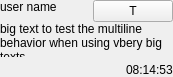
Qt form src/Common/gui/ChatMessagePanel.ui (elieserdejesus/JamTaba) before a commit.
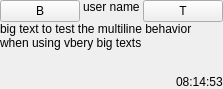
The same form after that commit.

Commit message:
Chat mute feature (#385) fix #306
* Adding the chat mute feature in NinjamController class

* Adding the 'block' tutton in the chat messages

* Blocking chat messages when block button is clicked in a message

* blocking users until Jamtaba is closed

* Disabling block for bots and for yourself

* Implementing context menu for block and unblock

* Feedback when users are blocked and unblocked (messages in chat and showing an icon the remote track)

* Disabling/enabling the options in context menu

The edit to the form file:
```diff
--- a/src/Common/gui/ChatMessagePanel.ui
+++ b/src/Common/gui/ChatMessagePanel.ui
@@ -6,8 +6,8 @@
    <rect>
     <x>0</x>
     <y>0</y>
-    <width>173</width>
-    <height>77</height>
+    <width>214</width>
+    <height>89</height>
    </rect>
   </property>
   <property name="sizePolicy">
@@ -40,6 +40,19 @@
    </property>
    <item>
     <layout class="QHBoxLayout" name="horizontalLayout_2">
+     <property name="spacing">
+      <number>3</number>
+     </property>
+     <item>
+      <widget class="QPushButton" name="blockButton">
+       <property name="toolTip">
+        <string>block chat messages from this user</string>
+       </property>
+       <property name="text">
+        <string>B</string>
+       </property>
+      </widget>
+     </item>
      <item>
       <widget class="QLabel" name="labelUserName">
        <property name="sizePolicy">
```
The commit also changes 19 other files.
